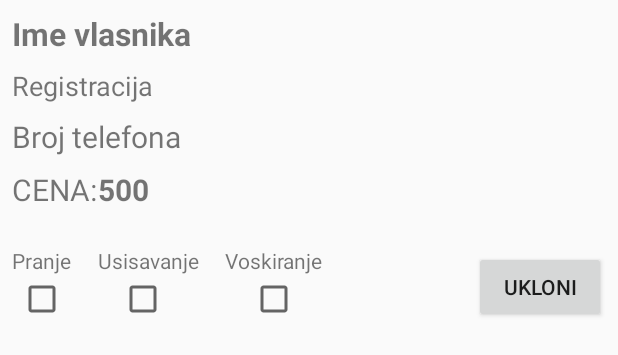
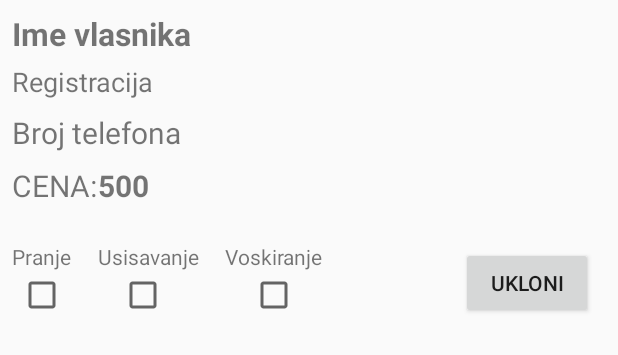
Before and after one commit to ComTradeSkola/Comtrade-Auto-perionica, an Android app: the layout item_automobil.xml on its own in the app's theme, with its tools: preview values and no code run, on a phone screen of 412 x 824 dp. Shown: the top 355 px of the screen. Run offline under Robolectric (Android 15) with nearby library versions, the phone set to English and light mode, and no system bars.

Commit message:
male pormene xml automobil itema

```diff
--- a/app/src/main/java/com/example/localadm/comtrade_auto_perionica/AutomobilActivity.java
+++ b/app/src/main/java/com/example/localadm/comtrade_auto_perionica/AutomobilActivity.java
@@ -42,13 +42,9 @@ public class AutomobilActivity extends AppCompatActivity implements AutoAdapter.
 
         autoList = new ArrayList<>();
 
-        autoList.add(new Automobil("Miljan1 Miljan", "bg 11445 ww", "054265465", 150, true, true, false, 5));
-        autoList.add(new Automobil("Miljan2 Miljan", "bg 11345 33", "054635465", 50, true, false, false, 5));
-        autoList.add(new Automobil("Miljan3 Miljan", "bg 11245 33", "0546545465", 350, true, false, false, 5));
-        autoList.add(new Automobil("Miljan4 Miljan", "bg 1451 tt", "054654655", 250, true, true, false, 5));
-        autoList.add(new Automobil("Miljan5 Miljan", "bg 1452 rr", "0546546515", 250, true, false, true, 5));
-        autoList.add(new Automobil("Miljan6 Miljan", "bg 1453 ff", "054654655", 250, true, true, true, 5));
-        autoList.add(new Automobil("Miljan7 Miljan", "bg 1455 xx", "0546546355", 250, true, true, false, 5));
+        autoList.add(new Automobil("Dalibor Mirkovic", "BG 11445 ww", "054265465", 150, true, true, false, 5));
+        autoList.add(new Automobil("Misa Peric", "BG 11345 33", "054635465", 50, true, false, false, 5));
+
 
 
         recyclerView = findViewById(R.id.recycler_view);
--- a/app/src/main/res/layout/item_automobil.xml
+++ b/app/src/main/res/layout/item_automobil.xml
@@ -8,8 +8,8 @@
 
     <TextView
         android:id="@+id/ime_vlasnika_item"
-        android:layout_width="wrap_content"
-        android:layout_height="wrap_content"
+        android:layout_width="0dp"
+        android:layout_height="26dp"
         android:layout_margin="8dp"
         android:layout_marginTop="8dp"
         android:textSize="21sp"
@@ -20,14 +20,14 @@
 
     <ImageView
         android:id="@+id/image_view_item"
-        android:layout_width="160dp"
-        android:layout_height="90dp"
+        android:layout_width="193dp"
+        android:layout_height="131dp"
         android:layout_margin="8dp"
         android:layout_marginEnd="8dp"
         android:layout_marginStart="8dp"
-        android:layout_marginTop="8dp"
+        android:layout_marginTop="16dp"
         app:layout_constraintEnd_toEndOf="parent"
-        app:layout_constraintHorizontal_bias="1.0"
+        app:layout_constraintHorizontal_bias="0.92"
         app:layout_constraintStart_toEndOf="@+id/ime_vlasnika_item"
         app:layout_constraintTop_toTopOf="parent" />
 
@@ -36,10 +36,11 @@
         android:layout_width="wrap_content"
         android:layout_height="wrap_content"
         android:layout_margin="8dp"
+        android:layout_marginEnd="8dp"
         android:text="Ukloni"
         app:layout_constraintBottom_toBottomOf="parent"
         app:layout_constraintEnd_toEndOf="parent"
-        app:layout_constraintHorizontal_bias="1.0"
+        app:layout_constraintHorizontal_bias="0.92"
         app:layout_constraintStart_toEndOf="@+id/voskiranje_item"
         app:layout_constraintTop_toBottomOf="@+id/image_view_item"
         app:layout_constraintVertical_bias="1.0" />
@@ -64,7 +65,7 @@
 
     <TextView
         android:id="@+id/broj_telefona_item"
-        android:layout_width="wrap_content"
+        android:layout_width="0dp"
         android:layout_height="wrap_content"
         android:layout_marginStart="8dp"
         android:layout_marginTop="8dp"
@@ -76,11 +77,11 @@
 
     <TextView
         android:id="@+id/registracija_item"
-        android:layout_width="wrap_content"
+        android:layout_width="0dp"
         android:layout_height="wrap_content"
         android:layout_margin="8dp"
+        android:layout_marginTop="140dp"
         android:textSize="18sp"
-        android:layout_marginTop="140dp"
         app:layout_constraintStart_toStartOf="parent"
         app:layout_constraintTop_toBottomOf="@+id/ime_vlasnika_item"
         tools:text="Registracija" />
@@ -96,7 +97,7 @@
 
     <TextView
         android:id="@+id/textView"
-        android:layout_width="wrap_content"
+        android:layout_width="0dp"
         android:layout_height="wrap_content"
         android:layout_marginBottom="40dp"
         android:layout_marginStart="8dp"
@@ -105,7 +106,7 @@
         app:layout_constraintStart_toStartOf="parent" />
 
     <TextView
-        android:layout_width="wrap_content"
+        android:layout_width="0dp"
         android:layout_height="wrap_content"
         android:layout_marginBottom="40dp"
         android:layout_marginStart="65dp"
@@ -114,7 +115,7 @@
         app:layout_constraintStart_toStartOf="parent" />
 
     <TextView
-        android:layout_width="wrap_content"
+        android:layout_width="0dp"
         android:layout_height="wrap_content"
         android:layout_marginBottom="40dp"
         android:layout_marginStart="150dp"
@@ -124,28 +125,27 @@
 
     <TextView
         android:id="@+id/textView2"
-        android:layout_width="wrap_content"
+        android:layout_width="0dp"
         android:layout_height="wrap_content"
         android:layout_marginBottom="24dp"
         android:layout_marginStart="8dp"
         android:layout_marginTop="8dp"
+        android:text="CENA:"
         android:textSize="20sp"
-        android:text="CENA:"
         app:layout_constraintBottom_toTopOf="@+id/textView"
         app:layout_constraintStart_toStartOf="parent"
-        app:layout_constraintTop_toBottomOf="@+id/broj_telefona_item"
-         />
+        app:layout_constraintTop_toBottomOf="@+id/broj_telefona_item" />
 
     <TextView
         android:id="@+id/cena_item"
-        android:layout_width="wrap_content"
+        android:layout_width="0dp"
         android:layout_height="wrap_content"
         android:layout_marginTop="8dp"
+        android:textSize="20sp"
+        android:textStyle="bold"
         app:layout_constraintStart_toEndOf="@+id/textView2"
         app:layout_constraintTop_toBottomOf="@+id/broj_telefona_item"
-        tools:text="500"
-        android:textSize="20sp"
-        android:textStyle="bold"/>
+        tools:text="500" />
 
 
 </android.support.constraint.ConstraintLayout>
```
